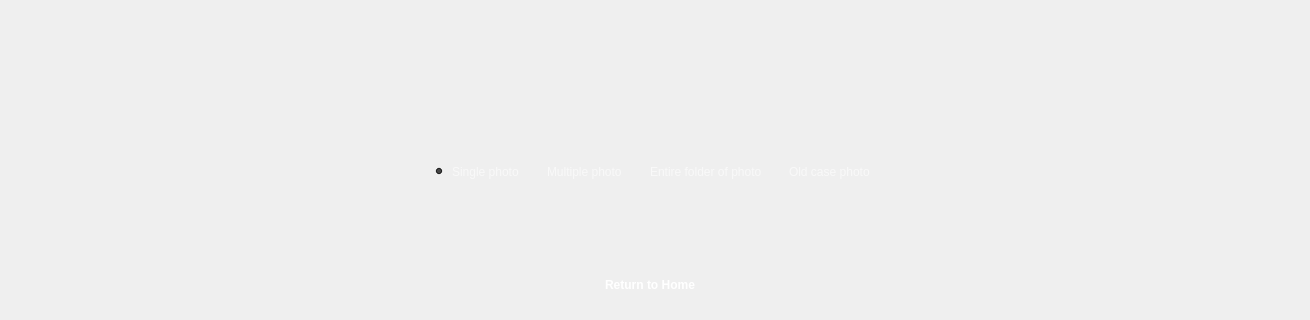
apollo-k22/FaceAI-Product, file forms/Page_3.ui: the form before one commit; both pictures show x 0 to 1310 and y 480 to 800 of the 1310 by 800 pixel window.
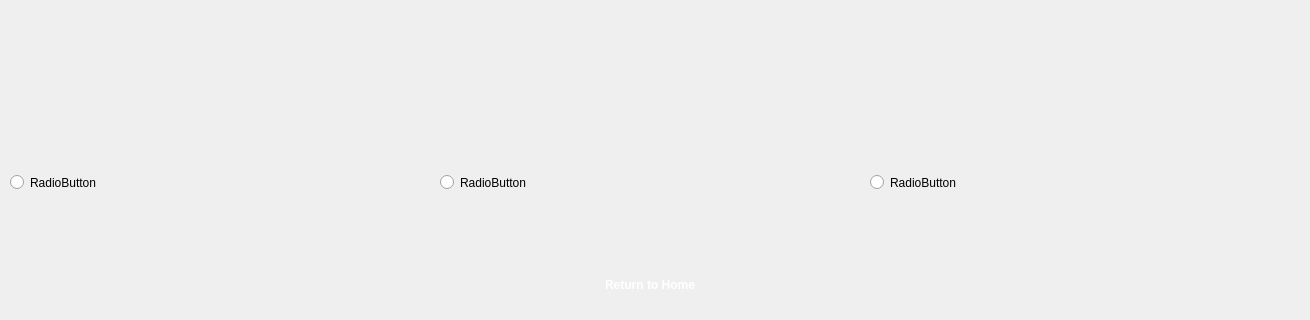
The form after the commit. Icons and pictures are not drawn.

```diff
--- a/forms/Page_3.ui
+++ b/forms/Page_3.ui
@@ -205,7 +205,7 @@
         <number>100</number>
        </property>
        <property name="bottomMargin">
-        <number>0</number>
+        <number>10</number>
        </property>
        <item>
         <spacer name="horizontalSpacer_5">
@@ -227,8 +227,8 @@
          </property>
          <property name="sizeHint" stdset="0">
           <size>
-           <width>1</width>
-           <height>40</height>
+           <width>5</width>
+           <height>500</height>
           </size>
          </property>
         </spacer>
@@ -364,10 +364,13 @@
                  <property name="orientation">
                   <enum>Qt::Vertical</enum>
                  </property>
+                 <property name="sizeType">
+                  <enum>QSizePolicy::Expanding</enum>
+                 </property>
                  <property name="sizeHint" stdset="0">
                   <size>
                    <width>20</width>
-                   <height>40</height>
+                   <height>20</height>
                   </size>
                  </property>
                 </spacer>
@@ -788,203 +791,33 @@
      </item>
      <item>
       <layout class="QHBoxLayout" name="horizontalLayout">
-       <property name="spacing">
-        <number>0</number>
-       </property>
        <property name="topMargin">
-        <number>20</number>
+        <number>50</number>
        </property>
        <property name="bottomMargin">
-        <number>20</number>
+        <number>10</number>
        </property>
        <item>
-        <spacer name="horizontalSpacer_2">
-         <property name="orientation">
-          <enum>Qt::Horizontal</enum>
-         </property>
-         <property name="sizeHint" stdset="0">
-          <size>
-           <width>40</width>
-           <height>20</height>
-          </size>
-         </property>
-        </spacer>
-       </item>
-       <item>
-        <widget class="QRadioButton" name="rdobtnSinglePhoto">
-         <property name="minimumSize">
-          <size>
-           <width>0</width>
-           <height>25</height>
-          </size>
-         </property>
-         <property name="maximumSize">
-          <size>
-           <width>16777215</width>
-           <height>17</height>
-          </size>
-         </property>
-         <property name="baseSize">
-          <size>
-           <width>0</width>
-           <height>17</height>
-          </size>
-         </property>
-         <property name="styleSheet">
-          <string notr="true">QRadioButton:unchecked {
-color: rgba(255, 255, 255,0.6);
-}
-
-QRadioButton:checked {
-color: rgba(255, 255, 255,0.6);
-}
-QRadioButton{
-background:transparent;
-}
-
-</string>
-         </property>
+        <widget class="QRadioButton" name="radioButton_3">
          <property name="text">
-          <string>Single photo  </string>
+          <string>RadioButton</string>
          </property>
-         <property name="checkable">
-          <bool>true</bool>
-         </property>
-         <property name="checked">
-          <bool>true</bool>
-         </property>
         </widget>
        </item>
        <item>
-        <widget class="QRadioButton" name="rdobtnMultiPhoto">
-         <property name="minimumSize">
-          <size>
-           <width>0</width>
-           <height>25</height>
-          </size>
-         </property>
-         <property name="maximumSize">
-          <size>
-           <width>16777215</width>
-           <height>17</height>
-          </size>
-         </property>
-         <property name="baseSize">
-          <size>
-           <width>0</width>
-           <height>17</height>
-          </size>
-         </property>
-         <property name="styleSheet">
-          <string notr="true">QRadioButton:unchecked {
-color: rgba(255, 255, 255,0.6);
-}
-
-QRadioButton:checked {
-color: rgba(255, 255, 255,0.6);
-}
-QRadioButton{
-background:transparent;
-}
-
-</string>
-         </property>
+        <widget class="QRadioButton" name="radioButton_2">
          <property name="text">
-          <string>Multiple photo  </string>
+          <string>RadioButton</string>
          </property>
         </widget>
        </item>
        <item>
-        <widget class="QRadioButton" name="rdobtnEntireFolder">
-         <property name="minimumSize">
-          <size>
-           <width>0</width>
-           <height>25</height>
-          </size>
-         </property>
-         <property name="maximumSize">
-          <size>
-           <width>16777215</width>
-           <height>17</height>
-          </size>
-         </property>
-         <property name="baseSize">
-          <size>
-           <width>0</width>
-           <height>17</height>
-          </size>
-         </property>
-         <property name="styleSheet">
-          <string notr="true">QRadioButton:unchecked {
-color: rgba(255, 255, 255,0.6);
-}
-
-QRadioButton:checked {
-color: rgba(255, 255, 255,0.6);
-}
-
-
-QRadioButton{
-background:transparent;
-}</string>
-         </property>
+        <widget class="QRadioButton" name="radioButton">
          <property name="text">
-          <string>Entire folder of photo  </string>
+          <string>RadioButton</string>
          </property>
         </widget>
        </item>
-       <item>
-        <widget class="QRadioButton" name="rdobtnOldCasePhoto">
-         <property name="minimumSize">
-          <size>
-           <width>0</width>
-           <height>25</height>
-          </size>
-         </property>
-         <property name="maximumSize">
-          <size>
-           <width>16777215</width>
-           <height>17</height>
-          </size>
-         </property>
-         <property name="baseSize">
-          <size>
-           <width>0</width>
-           <height>17</height>
-          </size>
-         </property>
-         <property name="styleSheet">
-          <string notr="true">QRadioButton:unchecked {
-color: rgba(255, 255, 255,0.6);
-}
-
-QRadioButton:checked {
-color: rgba(255, 255, 255,0.6);
-}
-
-
-QRadioButton{
-background:transparent;
-}</string>
-         </property>
-         <property name="text">
-          <string>Old case photo  </string>
-         </property>
-        </widget>
-       </item>
-       <item>
-        <spacer name="horizontalSpacer_3">
-         <property name="orientation">
-          <enum>Qt::Horizontal</enum>
-         </property>
-         <property name="sizeHint" stdset="0">
-          <size>
-           <width>40</width>
-           <height>20</height>
-          </size>
-         </property>
-        </spacer>
-       </item>
       </layout>
      </item>
      <item>
```
Left out of the diff: 2 changed lines with no effect on the pictures.
